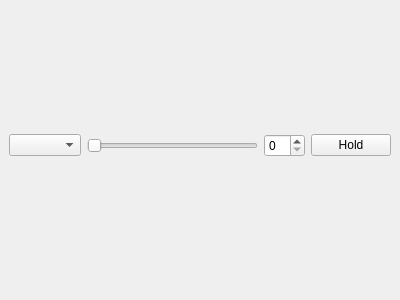
The window that qt/python/mantidqt/widgets/superplot/superplotBottom.ui (mantidproject/mantid) describes before a commit, drawn with Qt 5.
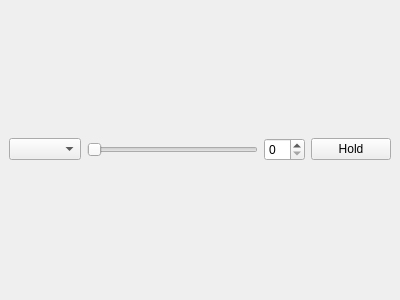
The same window after the commit.

Commit message: [SPLOT] remove margins

The edit to the form file:
```diff
--- a/qt/python/mantidqt/widgets/superplot/superplotBottom.ui
+++ b/qt/python/mantidqt/widgets/superplot/superplotBottom.ui
@@ -27,6 +27,9 @@
     <property name="topMargin">
      <number>0</number>
     </property>
+    <property name="bottomMargin">
+     <number>0</number>
+    </property>
     <item row="1" column="6">
      <widget class="QPushButton" name="holdButton">
       <property name="text">
```
The commit also changes 1 other file.
